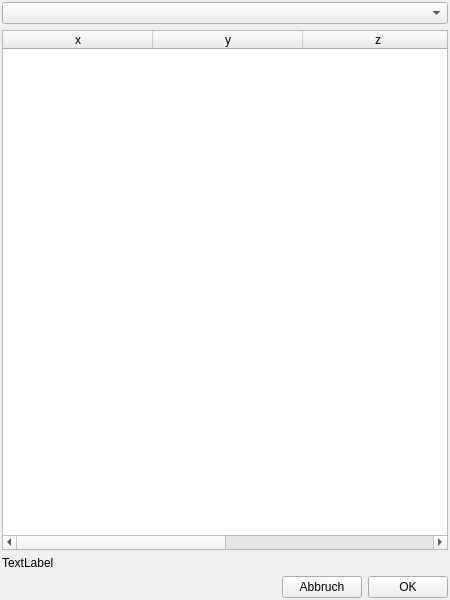
Landesamt-fuer-Archaeologie-Sachsen/Tachy2GIS_arch, file tools_allgemein/geometry_check_dockwidget.ui: the form before one commit.
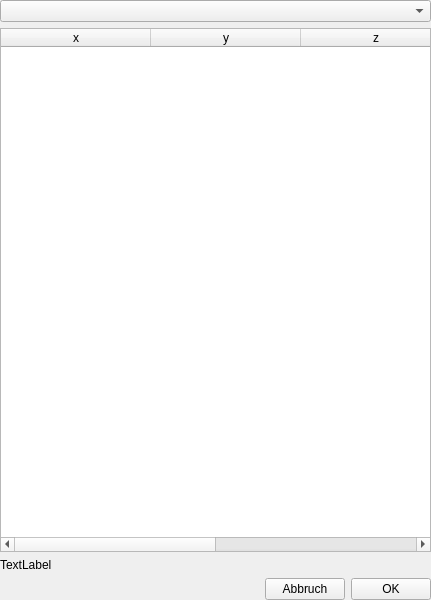
The form after the commit.

Commit message: make geometry check dockwidget adjustable

What changed in the file:
```diff
--- a/tools_allgemein/geometry_check_dockwidget.ui
+++ b/tools_allgemein/geometry_check_dockwidget.ui
@@ -9,20 +9,20 @@
    <rect>
     <x>0</x>
     <y>0</y>
-    <width>450</width>
+    <width>431</width>
     <height>600</height>
    </rect>
   </property>
   <property name="minimumSize">
    <size>
-    <width>300</width>
-    <height>600</height>
+    <width>202</width>
+    <height>202</height>
    </size>
   </property>
   <property name="maximumSize">
    <size>
-    <width>450</width>
-    <height>600</height>
+    <width>524287</width>
+    <height>524287</height>
    </size>
   </property>
   <property name="sizeIncrement">
@@ -38,38 +38,30 @@
    <string>Geometrie </string>
   </property>
   <widget class="QWidget" name="dockWidgetContents">
-   <layout class="QGridLayout" name="gridLayout">
-    <property name="sizeConstraint">
-     <enum>QLayout::SetDefaultConstraint</enum>
-    </property>
+   <layout class="QVBoxLayout" name="verticalLayout">
     <property name="leftMargin">
-     <number>2</number>
+     <number>0</number>
     </property>
     <property name="topMargin">
-     <number>2</number>
+     <number>0</number>
     </property>
     <property name="rightMargin">
-     <number>2</number>
+     <number>0</number>
     </property>
     <property name="bottomMargin">
-     <number>2</number>
+     <number>0</number>
     </property>
-    <item row="0" column="0">
-     <layout class="QGridLayout" name="gridLayout_2">
-      <item row="3" column="0">
-       <layout class="QVBoxLayout" name="verticalLayout"/>
-      </item>
-      <item row="0" column="0">
-       <widget class="QComboBox" name="cboLayerName"/>
-      </item>
-      <item row="2" column="0">
-       <widget class="QLabel" name="labvertexcount">
-        <property name="text">
-         <string>TextLabel</string>
+    <item>
+     <widget class="QComboBox" name="cboLayerName">
+      <property name="sizePolicy">
+       <sizepolicy hsizetype="Preferred" vsizetype="Preferred">
+        <horstretch>0</horstretch>
+        <verstretch>0</verstretch>
+       </sizepolicy>
         </property>
        </widget>
       </item>
-      <item row="1" column="0">
+    <item>
        <widget class="QTableWidget" name="tableWidget">
         <property name="enabled">
          <bool>true</bool>
@@ -83,6 +75,9 @@
         <attribute name="horizontalHeaderDefaultSectionSize">
          <number>150</number>
         </attribute>
+      <attribute name="horizontalHeaderStretchLastSection">
+       <bool>true</bool>
+      </attribute>
         <column>
          <property name="text">
           <string>x</string>
@@ -105,7 +100,14 @@
         </column>
        </widget>
       </item>
-      <item row="4" column="0">
+    <item>
+     <widget class="QLabel" name="labvertexcount">
+      <property name="text">
+       <string>TextLabel</string>
+      </property>
+     </widget>
+    </item>
+    <item>
        <layout class="QHBoxLayout" name="horizontalLayout_2">
         <item>
          <spacer name="horizontalSpacer_2">
@@ -133,8 +135,6 @@
            <string>OK</string>
           </property>
          </widget>
-        </item>
-       </layout>
       </item>
      </layout>
     </item>
```
Left out of the diff: 6 changed lines with no effect on the pictures. Lines whose indentation alone changed are shown as unchanged. The commit also changes 2 other files.
